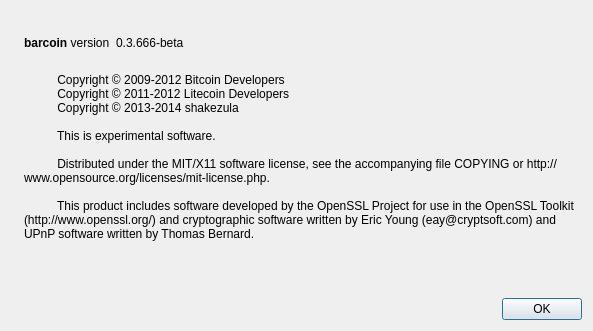
Above: src/qt/forms/aboutdialog.ui from nightnote/nightnote before the change. Below: the same form after it.
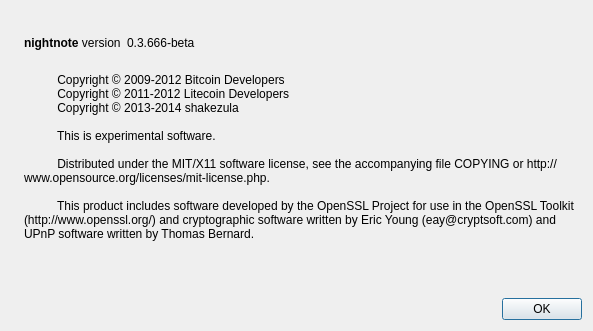
That is the form after the change. Icons and pictures are not drawn.

```diff
--- a/src/qt/forms/aboutdialog.ui
+++ b/src/qt/forms/aboutdialog.ui
@@ -50,7 +50,7 @@
           <cursorShape>IBeamCursor</cursorShape>
          </property>
          <property name="text">
-          <string>&lt;b&gt;barcoin&lt;/b&gt; version</string>
+          <string>&lt;b&gt;nightnote&lt;/b&gt; version</string>
          </property>
          <property name="textInteractionFlags">
           <set>Qt::LinksAccessibleByMouse|Qt::TextSelectableByKeyboard|Qt::TextSelectableByMouse</set>
```
Left out of the diff: 2 changed lines with no effect on the pictures.
